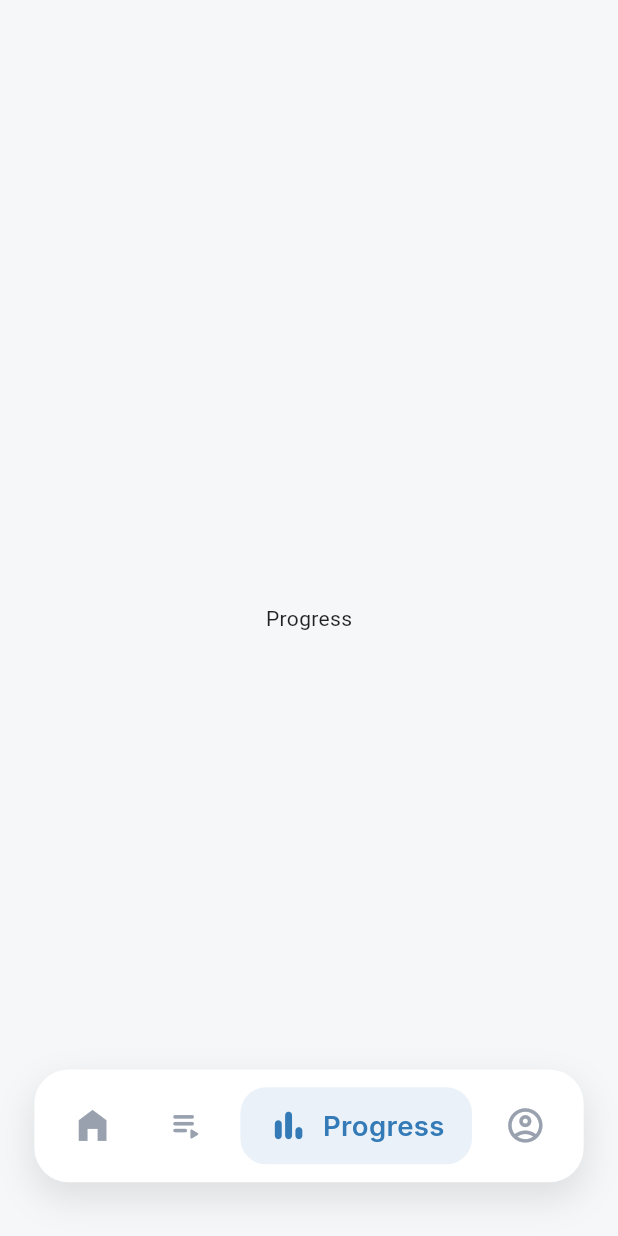
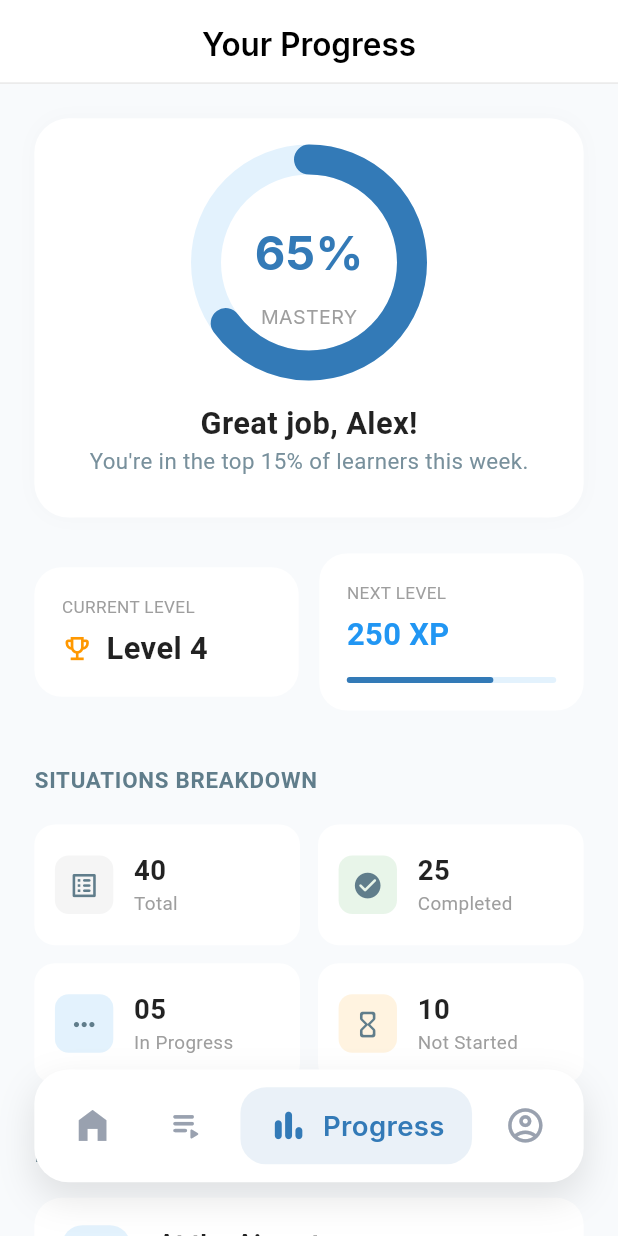
Before and after one commit to FabihaPritha/situ_talk, a Flutter app: the screen it shows after launch, swiped to page 3, on a phone screen of 412 x 824 dp. Run offline on Flutter 3.47's test engine with Material 3 defaults, Android fonts, the phone set to English and light mode, and no system bars; our stand-ins replace flutter_screenutil, flutter_svg, get, google_fonts, image_picker, jwt_decoder and 1 more; network calls fail.

Commit message:
progress screen

```diff
--- /dev/null
+++ b/devtools_options.yaml
@@ -0,0 +1,3 @@
+description: This file stores settings for Dart & Flutter DevTools.
+documentation: https://docs.flutter.dev/tools/devtools/extensions#configure-extension-enablement-states
+extensions:
--- a/lib/features/navbar/screen/main_nav_screen.dart
+++ b/lib/features/navbar/screen/main_nav_screen.dart
@@ -4,6 +4,7 @@ import 'package:get/get.dart';
 import 'package:situ_talk/core/common/styles/global_text_style.dart';
 import 'package:situ_talk/core/utils/constants/colors.dart';
 import 'package:situ_talk/features/home/screen/home_screen.dart';
+import 'package:situ_talk/features/progress/screen/progress_screen.dart';
 import '../controller/nav_controller.dart';
 
 class MainNavScreen extends StatelessWidget {
@@ -11,8 +12,8 @@ class MainNavScreen extends StatelessWidget {
 
   final List<Widget> screens = [
     Center(child: HomeScreen()),
-    const Center(child: Text("Practice")),
-    const Center(child: Text("Progress")),
+    Center(child: Text("Profile")),
+    Center(child: ProgressScreen()),
     const Center(child: Text("Profile")),
   ];
 
--- /dev/null
+++ b/lib/features/progress/controller/progress_controller.dart
@@ -0,0 +1,22 @@
+import 'package:get/get.dart';
+
+class ProgressController extends GetxController {
+  // Mastery and XP data
+  var masteryPercentage = 65.obs;
+  var currentLevel = 4.obs;
+  var nextLevelXP = 250.obs;
+  var currentXPProgress = 0.7.obs; // 70% towards next level
+
+  // Situations Breakdown
+  var totalSituations = 40.obs;
+  var completedSituations = 25.obs;
+  var inProgressSituations = 5.obs;
+  var notStartedSituations = 10.obs;
+
+  // Recent Activity List
+  final List<Map<String, dynamic>> recentActivities = [
+    {"title": "At the Airport", "time": "Completed yesterday", "score": "95%"},
+    {"title": "Ordering Coffee", "time": "Completed 2 days ago", "score": "100%"},
+    {"title": "Hotel Check-in", "time": "Completed 4 days ago", "score": "80%"},
+  ].obs;
+}
--- /dev/null
+++ b/lib/features/progress/screen/progress_screen.dart
@@ -0,0 +1,344 @@
+import 'package:flutter/material.dart';
+import 'package:flutter_screenutil/flutter_screenutil.dart';
+import 'package:get/get.dart';
+import 'package:situ_talk/core/common/styles/global_text_style.dart';
+import 'package:situ_talk/core/common/widgets/custom_app_bar.dart'; // Adjust path as needed
+import 'package:situ_talk/core/utils/constants/colors.dart';
+import 'package:situ_talk/features/progress/controller/progress_controller.dart';
+
+class ProgressScreen extends StatelessWidget {
+  final controller = Get.put(ProgressController());
+
+  ProgressScreen({super.key});
+
+  @override
+  Widget build(BuildContext context) {
+    return Scaffold(
+      backgroundColor: const Color(0xFFF8FAFC),
+      appBar: const CustomAppBar(
+        title: "Your Progress",
+        showBackButton: false, // Automatically centers title per your logic
+      ),
+      body: SingleChildScrollView(
+        padding: EdgeInsets.all(20.r),
+        child: Column(
+          crossAxisAlignment: CrossAxisAlignment.start,
+          children: [
+            // 1. Mastery Overview Card
+            _buildMasteryCard(),
+            SizedBox(height: 20.h),
+
+            // 2. Level and XP Row
+            Row(
+              children: [
+                _buildInfoCard(
+                  "CURRENT LEVEL",
+                  "Level ${controller.currentLevel}",
+                  Icons.emoji_events_outlined,
+                  Colors.orange,
+                ),
+                SizedBox(width: 12.w),
+                _buildXPProgressCard(),
+              ],
+            ),
+            SizedBox(height: 30.h),
+
+            // 3. Situations Breakdown Grid
+            _buildSectionHeader("SITUATIONS BREAKDOWN"),
+            SizedBox(height: 16.h),
+            _buildBreakdownGrid(),
+            SizedBox(height: 30.h),
+
+            // 4. Recent Activity List
+            _buildSectionHeader("RECENT ACTIVITY"),
+            SizedBox(height: 16.h),
+            _buildActivityList(),
+
+            SizedBox(height: 100.h), // Space for Nav Bar
+          ],
+        ),
+      ),
+    );
+  }
+
+  Widget _buildMasteryCard() {
+    return Container(
+      width: double.infinity,
+      padding: EdgeInsets.all(24.r),
+      decoration: BoxDecoration(
+        color: Colors.white,
+        borderRadius: BorderRadius.circular(20.r),
+        boxShadow: [
+          BoxShadow(color: Colors.black.withOpacity(0.02), blurRadius: 10),
+        ],
+      ),
+      child: Column(
+        children: [
+          Stack(
+            alignment: Alignment.center,
+            children: [
+              SizedBox(
+                height: 120.r,
+                width: 120.r,
+                child: CircularProgressIndicator(
+                  value: controller.masteryPercentage.value / 100,
+                  strokeWidth: 20,
+                  backgroundColor: Colors.blue.shade50,
+                  strokeCap: StrokeCap.round,
+                  valueColor: AlwaysStoppedAnimation<Color>(AppColors.primary),
+                ),
+              ),
+              Column(
+                children: [
+                  Text(
+                    "${controller.masteryPercentage}%",
+                    style: getTextStyle(
+                      fontSize: 24.sp,
+                      fontWeight: FontWeight.bold,
+                      color: AppColors.primary,
+                    ),
+                  ),
+                  Text(
+                    "MASTERY",
+                    style: getTextStyle(fontSize: 10.sp, color: Colors.grey),
+                  ),
+                ],
+              ),
+            ],
+          ),
+          SizedBox(height: 20.h),
+          Text(
+            "Great job, Alex!",
+            style: TextStyle(fontSize: 18.sp, fontWeight: FontWeight.bold),
+          ),
+          Text(
+            "You're in the top 15% of learners this week.",
+            style: TextStyle(fontSize: 13.sp, color: Colors.blueGrey.shade400),
+          ),
+        ],
+      ),
+    );
+  }
+
+  Widget _buildXPProgressCard() {
+    return Expanded(
+      child: Container(
+        padding: EdgeInsets.all(16.r),
+        decoration: BoxDecoration(
+          color: Colors.white,
+          borderRadius: BorderRadius.circular(16.r),
+        ),
+        child: Column(
+          crossAxisAlignment: CrossAxisAlignment.start,
+          children: [
+            Text(
+              "NEXT LEVEL",
+              style: TextStyle(fontSize: 10.sp, color: Colors.grey),
+            ),
+            SizedBox(height: 4.h),
+            Text(
+              "${controller.nextLevelXP} XP",
+              style: TextStyle(
+                fontSize: 18.sp,
+                fontWeight: FontWeight.bold,
+                color: Colors.blue,
+              ),
+            ),
+            SizedBox(height: 12.h),
+            LinearProgressIndicator(
+              value: controller.currentXPProgress.value,
+              backgroundColor: Colors.blue.shade50,
+              borderRadius: BorderRadius.circular(10),
+              valueColor: AlwaysStoppedAnimation<Color>(AppColors.primary),
+            ),
+          ],
+        ),
+      ),
+    );
+  }
+
+  Widget _buildBreakdownGrid() {
+    return GridView.count(
+      shrinkWrap: true,
+      physics: const NeverScrollableScrollPhysics(),
+      crossAxisCount: 2,
+      mainAxisSpacing: 12,
+      crossAxisSpacing: 12,
+      childAspectRatio: 2.2,
+      children: [
+        _buildStatTile(
+          "40",
+          "Total",
+          Icons.list_alt_rounded,
+          Colors.grey.shade100,
+        ),
+        _buildStatTile(
+          "25",
+          "Completed",
+          Icons.check_circle_rounded,
+          Colors.green.shade50,
+        ),
+        _buildStatTile(
+          "05",
+          "In Progress",
+          Icons.more_horiz_rounded,
+          Colors.blue.shade50,
+        ),
+        _buildStatTile(
+          "10",
+          "Not Started",
+          Icons.hourglass_empty_rounded,
+          Colors.orange.shade50,
+        ),
+      ],
+    );
+  }
+
+  Widget _buildActivityList() {
+    return Column(
+      children: controller.recentActivities.map((activity) {
+        return Container(
+          margin: EdgeInsets.only(bottom: 12.h),
+          padding: EdgeInsets.all(16.r),
+          decoration: BoxDecoration(
+            color: Colors.white,
+            borderRadius: BorderRadius.circular(16.r),
+          ),
+          child: Row(
+            children: [
+              Container(
+                padding: EdgeInsets.all(10.r),
+                decoration: BoxDecoration(
+                  color: Colors.blue.shade50,
+                  borderRadius: BorderRadius.circular(12.r),
+                ),
+                child: Icon(
+                  Icons.airplanemode_active,
+                  color: Colors.blue,
+                  size: 20.sp,
+                ),
+              ),
+              SizedBox(width: 16.w),
+              Expanded(
+                child: Column(
+                  crossAxisAlignment: CrossAxisAlignment.start,
+                  children: [
+                    Text(
+                      activity['title'],
+                      style: TextStyle(
+                        fontWeight: FontWeight.bold,
+                        fontSize: 15.sp,
+                      ),
+                    ),
+                    Text(
+                      activity['time'],
+                      style: TextStyle(color: Colors.grey, fontSize: 12.sp),
+                    ),
+                  ],
+                ),
+              ),
+              Container(
+                padding: EdgeInsets.symmetric(horizontal: 10.w, vertical: 4.h),
+                decoration: BoxDecoration(
+                  color: Colors.green.shade50,
+                  borderRadius: BorderRadius.circular(20.r),
+                ),
+                child: Text(
+                  activity['score'],
+                  style: TextStyle(
+                    color: Colors.green,
+                    fontWeight: FontWeight.bold,
+                    fontSize: 12.sp,
+                  ),
+                ),
+              ),
+            ],
+          ),
+        );
+      }).toList(),
+    );
+  }
+
+  // Common UI Helpers
+  Widget _buildSectionHeader(String title) => Text(
+    title,
+    style: TextStyle(
+      fontSize: 13.sp,
+      fontWeight: FontWeight.bold,
+      color: Colors.blueGrey,
+      letterSpacing: 0.5,
+    ),
+  );
+
+  Widget _buildInfoCard(String label, String val, IconData icon, Color color) {
+    return Expanded(
+      child: Container(
+        padding: EdgeInsets.all(16.r),
+        decoration: BoxDecoration(
+          color: Colors.white,
+          borderRadius: BorderRadius.circular(16.r),
+        ),
+        child: Column(
+          crossAxisAlignment: CrossAxisAlignment.start,
+          children: [
+            Text(
+              label,
+              style: TextStyle(fontSize: 10.sp, color: Colors.grey),
+            ),
+            SizedBox(height: 4.h),
+            Row(
+              children: [
+                Icon(icon, color: color, size: 18.sp),
+                SizedBox(width: 8.w),
+                Text(
+                  val,
+                  style: TextStyle(
+                    fontSize: 18.sp,
+                    fontWeight: FontWeight.bold,
+                  ),
+                ),
+              ],
+            ),
+          ],
+        ),
+      ),
+    );
+  }
+
+  Widget _buildStatTile(String count, String label, IconData icon, Color bg) {
+    return Container(
+      padding: EdgeInsets.all(12.r),
+      decoration: BoxDecoration(
+        color: Colors.white,
+        borderRadius: BorderRadius.circular(12.r),
+      ),
+      child: Row(
+        children: [
+          Container(
+            padding: EdgeInsets.all(8.r),
+            decoration: BoxDecoration(
+              color: bg,
+              borderRadius: BorderRadius.circular(8.r),
+            ),
+            child: Icon(icon, size: 18.sp, color: Colors.blueGrey),
+          ),
+          SizedBox(width: 12.w),
+          Column(
+            crossAxisAlignment: CrossAxisAlignment.start,
+            mainAxisAlignment: MainAxisAlignment.center,
+            children: [
+              Text(
+                count,
+                style: TextStyle(fontWeight: FontWeight.bold, fontSize: 16.sp),
+              ),
+              Text(
+                label,
+                style: TextStyle(color: Colors.grey, fontSize: 11.sp),
+              ),
+            ],
+          ),
+        ],
+      ),
+    );
+  }
+}
--- a/lib/routes.dart/app_routes.dart
+++ b/lib/routes.dart/app_routes.dart
@@ -3,6 +3,7 @@ import 'package:situ_talk/features/authentication/screen/auth_screen.dart';
 import 'package:situ_talk/features/home/screen/home_screen.dart';
 import 'package:situ_talk/features/navbar/screen/main_nav_screen.dart';
 import 'package:situ_talk/features/onboarding/screen/onboarding_screen.dart';
+import 'package:situ_talk/features/progress/screen/progress_screen.dart';
 import 'package:situ_talk/features/splash_screen/screen/splash_screen.dart';
 
 class AppRoutes {
@@ -11,12 +12,14 @@ class AppRoutes {
   static String authScreen = "/authScreen";
   static String mainNavScreen = "/mainNavScreen";
   static String homeScreen = "/homeScreen";
+  static String progressScreen = "/progressScreen";
 
   static String getSplashScreen() => splashScreen;
   static String getOnboardingScreen() => onboardingScreen;
   static String getAuthScreen() => authScreen;
   static String getMainNavScreen() => mainNavScreen;
   static String getHomeScreen() => homeScreen;
+  static String getProgressScreen() => progressScreen;
 
   static List<GetPage> routes = [
     GetPage(name: splashScreen, page: () => const SplashScreen()),
@@ -24,5 +27,6 @@ class AppRoutes {
     GetPage(name: authScreen, page: () => AuthScreen()),
     GetPage(name: mainNavScreen, page: () => MainNavScreen()),
     GetPage(name: homeScreen, page: () => HomeScreen()),
+    GetPage(name: progressScreen, page: () => ProgressScreen()),
   ];
 }
```
